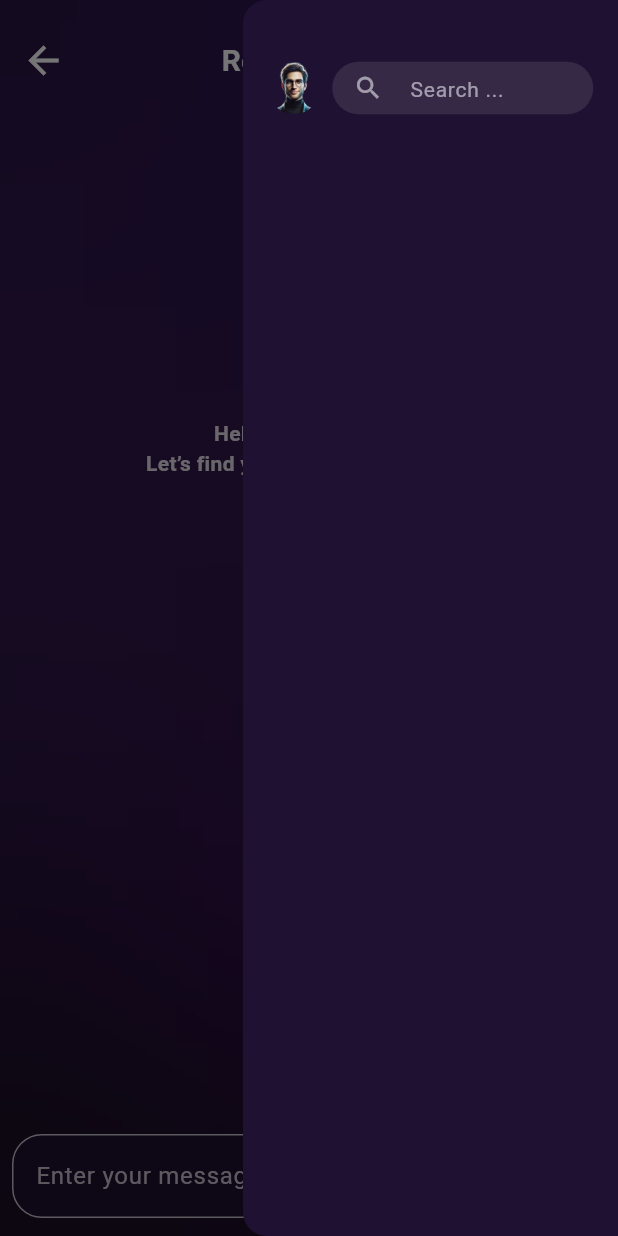
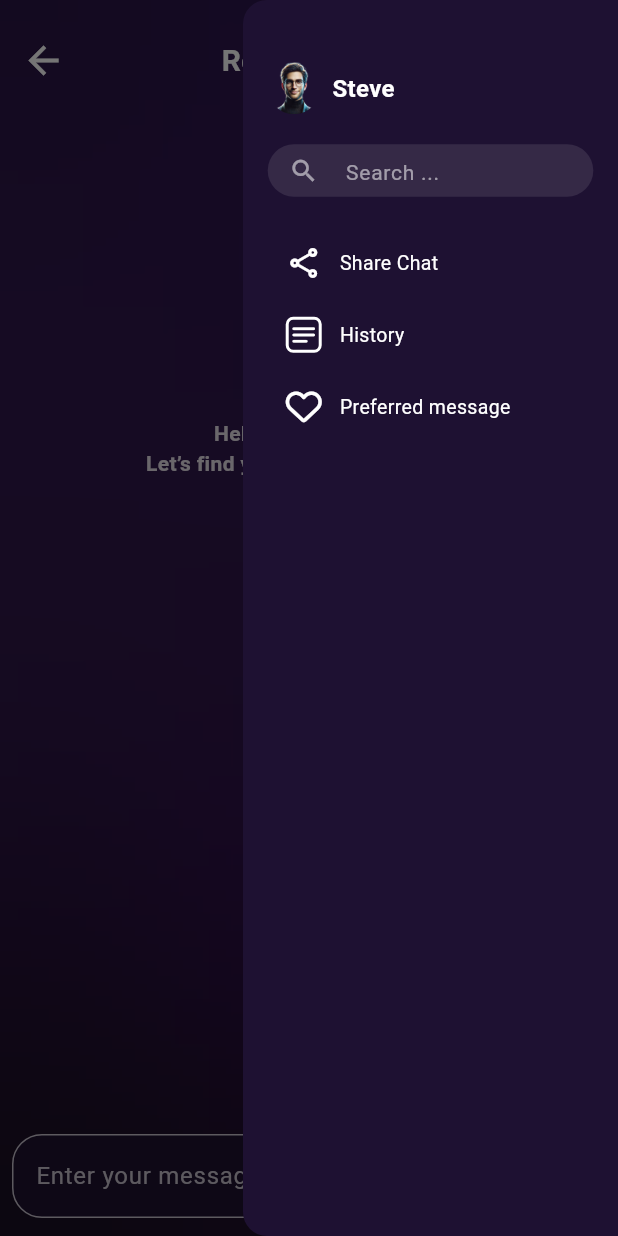
Before and after one commit to Graduation-Team-Org/Mentor-AI-Repo, a Flutter app: the screen it shows after launch, with the side drawer open, on a phone screen of 412 x 824 dp. Run offline on Flutter 3.47's test engine with Material 3 defaults, Android fonts, the phone set to English and light mode, and no system bars; our stand-ins replace bloc, dio, flutter_bloc, flutter_dotenv, flutter_markdown, font_awesome_flutter and 5 more; network calls fail.

Commit message:
finishig drwawer content with CustomRowIconText

```diff
--- a/lib/core/features/reaom_map/functions/fun.dart
+++ b/lib/core/features/reaom_map/functions/fun.dart
@@ -1,4 +1,8 @@
 import 'package:flutter/material.dart';
+import 'package:flutter_bloc/flutter_bloc.dart';
+import 'package:road_map_mentor/core/features/reaom_map/buiseness_logic/all_messages_cubit/cubit/add_messages_cubit.dart';
+import 'package:road_map_mentor/core/features/reaom_map/data/repos/road_map_repos_imp.dart';
+import 'package:shared_preferences/shared_preferences.dart';
 
 class Fun {
   void scrollToBottom({required ScrollController scrollController}) {
@@ -12,4 +16,14 @@ class Fun {
       }
     });
   }
+
+  Future<void> initializePrefs({required BuildContext context}) async {
+    final SharedPreferences prefs = await SharedPreferences.getInstance();
+    // Get the existing RoadMapReposImp instance from the cubit
+    final reposImpl =
+        // ignore: use_build_context_synchronously
+        context.read<AllMessagesCubit>().roadMapRepos as RoadMapReposImp;
+    reposImpl.preferences = prefs; // Set the preferences
+    await reposImpl.createThread(); // Create thread using the same instance
+  }
 }
--- a/lib/core/features/reaom_map/presentation/widgets/chat_body_list_view.dart
+++ b/lib/core/features/reaom_map/presentation/widgets/chat_body_list_view.dart
@@ -2,12 +2,11 @@ import 'package:flutter/material.dart';
 import 'package:flutter_bloc/flutter_bloc.dart';
 import 'package:road_map_mentor/core/features/reaom_map/buiseness_logic/all_messages_cubit/cubit/add_messages_cubit.dart';
 import 'package:road_map_mentor/core/features/reaom_map/data/models/chat_messages_model.dart';
-import 'package:road_map_mentor/core/features/reaom_map/data/repos/road_map_repos_imp.dart';
+import 'package:road_map_mentor/core/features/reaom_map/functions/fun.dart';
 import 'package:road_map_mentor/core/features/reaom_map/presentation/widgets/Road_map_app_bar.dart';
 import 'package:road_map_mentor/core/features/reaom_map/presentation/widgets/respnse_widget.dart';
 import 'package:road_map_mentor/core/features/reaom_map/presentation/widgets/steve_say_hi.dart';
 import 'package:road_map_mentor/core/features/reaom_map/presentation/widgets/typing_animation.dart';
-import 'package:shared_preferences/shared_preferences.dart';
 
 class ChatBodyListView extends StatefulWidget {
   final ScrollController scrollController;
@@ -27,17 +26,7 @@ class _ChatBodyListViewState extends State<ChatBodyListView> {
   @override
   void initState() {
     super.initState();
-    _initializePrefs();
-  }
-
-  Future<void> _initializePrefs() async {
-    final SharedPreferences prefs = await SharedPreferences.getInstance();
-    // Get the existing RoadMapReposImp instance from the cubit
-    final reposImpl =
-        // ignore: use_build_context_synchronously
-        context.read<AllMessagesCubit>().roadMapRepos as RoadMapReposImp;
-    reposImpl.preferences = prefs; // Set the preferences
-    await reposImpl.createThread(); // Create thread using the same instance
+    Fun().initializePrefs(context: context);
   }
 
   @override
--- a/lib/core/features/reaom_map/presentation/widgets/custom_drawer_header.dart
+++ b/lib/core/features/reaom_map/presentation/widgets/custom_drawer_header.dart
@@ -1,19 +1,20 @@
 import 'package:flutter/material.dart';
-import 'package:road_map_mentor/core/features/reaom_map/presentation/widgets/chat_search_text_field.dart';
+import 'package:road_map_mentor/core/utils/widgets/text.dart';
 
 class CustomDrawerHeader extends StatelessWidget {
   const CustomDrawerHeader({
     super.key,
     required TextEditingController chatSearchcontroller,
     required this.scaffoldKey,
-  }) : _chatSearchcontroller = chatSearchcontroller;
+  });
 
-  final TextEditingController _chatSearchcontroller;
   final GlobalKey<ScaffoldState> scaffoldKey;
 
   @override
   Widget build(BuildContext context) {
-    return Row(
+    return Column(
+      children: [
+        Row(
           children: [
             ClipRRect(
               borderRadius: BorderRadius.circular(20),
@@ -24,17 +25,11 @@ class CustomDrawerHeader extends StatelessWidget {
               ),
             ),
             const SizedBox(width: 8),
-        Expanded(
-          child: SizedBox(
-            height: 35,
-            child: ChatSearchTextField(
-              controller: _chatSearchcontroller,
-              onTap: () {
-                // Ensure drawer stays open when keyboard appears
-                scaffoldKey.currentState?.openEndDrawer();
-              },
+            Text(
+              'Steve',
+              style: title2Bold,
             ),
-          ),
+          ],
         ),
       ],
     );
--- a/lib/core/features/reaom_map/presentation/widgets/custom_end_drawer.dart
+++ b/lib/core/features/reaom_map/presentation/widgets/custom_end_drawer.dart
@@ -1,5 +1,9 @@
 import 'package:flutter/material.dart';
+import 'package:font_awesome_flutter/font_awesome_flutter.dart';
+import 'package:road_map_mentor/core/features/reaom_map/presentation/widgets/chat_search_text_field.dart';
 import 'package:road_map_mentor/core/features/reaom_map/presentation/widgets/custom_drawer_header.dart';
+import 'package:road_map_mentor/core/utils/colors.dart';
+import 'package:road_map_mentor/core/utils/widgets/text.dart';
 
 class CustomEndDrawer extends StatelessWidget {
   const CustomEndDrawer({
@@ -41,7 +45,55 @@ class CustomEndDrawer extends StatelessWidget {
                       chatSearchcontroller: _chatSearchcontroller,
                       scaffoldKey: scaffoldKey,
                     ),
-                    // Add your other drawer content here
+                    const SizedBox(
+                      height: 20,
+                    ),
+                    SizedBox(
+                      height: 35,
+                      child: ChatSearchTextField(
+                        controller: _chatSearchcontroller,
+                        onTap: () {
+                          // Ensure drawer stays open when keyboard appears
+                          scaffoldKey.currentState?.openEndDrawer();
+                        },
+                      ),
+                    ),
+                    const SizedBox(
+                      height: 20,
+                    ),
+                    CustomRowIconText(
+                      icon: const Icon(
+                        Icons.share_outlined,
+                        color: AppColors.white,
+                      ),
+                      onIconPressed: () {},
+                      endTxt: 'Share Chat',
+                    ),
+                    CustomRowIconText(
+                      icon: Container(
+                        decoration: BoxDecoration(
+                            border: Border.all(
+                              color: AppColors.white,
+                              width: 2,
+                            ),
+                            borderRadius: BorderRadius.circular(5)),
+                        child: const Icon(
+                          Icons.notes_rounded,
+                          color: AppColors.white,
+                          size: 20,
+                        ),
+                      ),
+                      onIconPressed: () {},
+                      endTxt: 'History',
+                    ),
+                    CustomRowIconText(
+                      icon: const Icon(
+                        FontAwesomeIcons.heart,
+                        color: AppColors.white,
+                      ),
+                      onIconPressed: () {},
+                      endTxt: 'Preferred message',
+                    ),
                   ],
                 ),
               ),
@@ -52,3 +104,31 @@ class CustomEndDrawer extends StatelessWidget {
     );
   }
 }
+
+class CustomRowIconText extends StatelessWidget {
+  const CustomRowIconText({
+    super.key,
+    required this.icon,
+    required this.onIconPressed,
+    required this.endTxt,
+  });
+
+  final Widget icon;
+  final void Function() onIconPressed;
+  final String endTxt;
+  @override
+  Widget build(BuildContext context) {
+    return Row(
+      children: [
+        IconButton(
+          onPressed: onIconPressed,
+          icon: icon,
+        ),
+        Text(
+          endTxt,
+          style: body,
+        )
+      ],
+    );
+  }
+}
```
Lines whose indentation alone changed are shown as unchanged.
